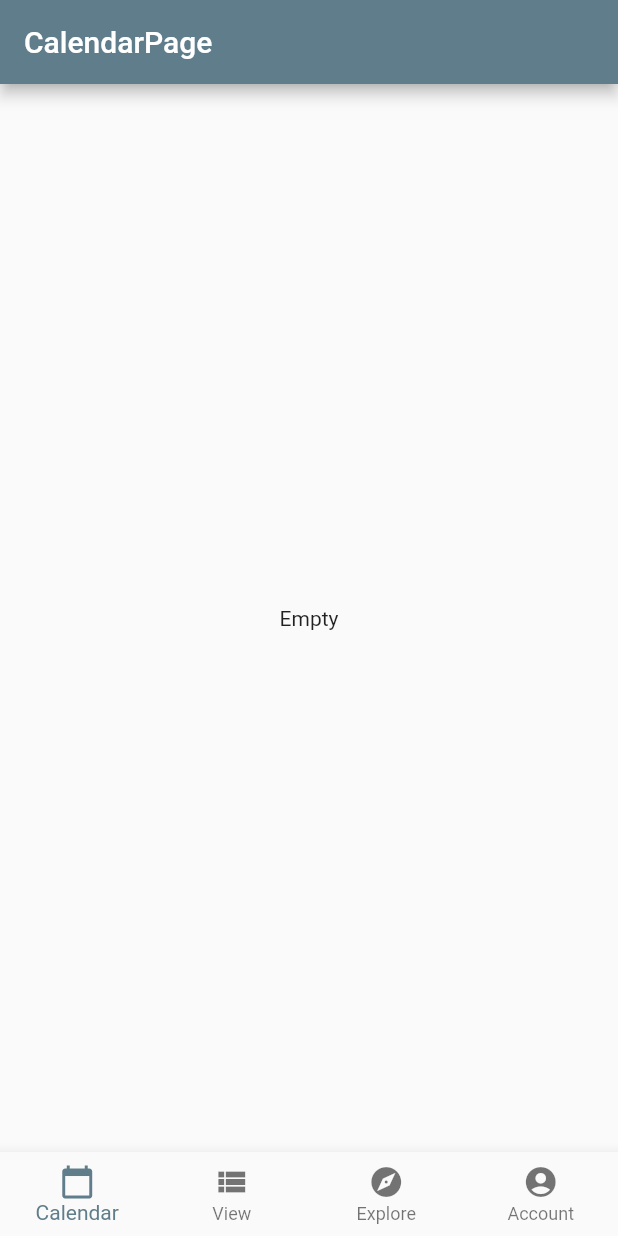
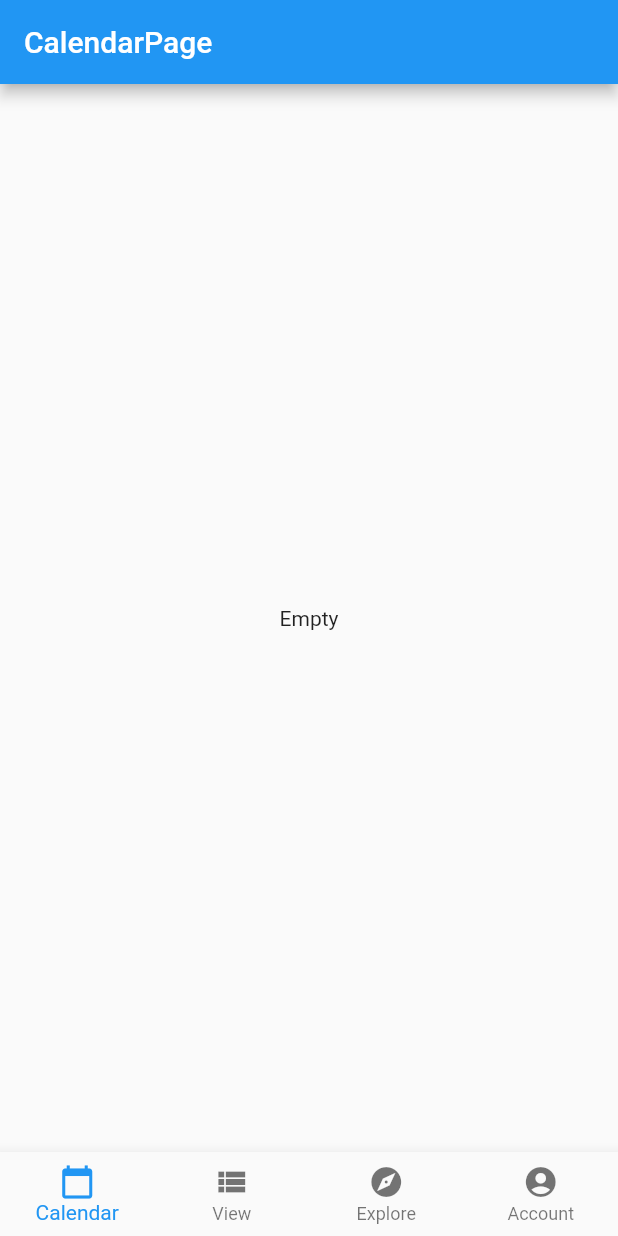
Before and after one commit to davidli218/W-Tasks, a Flutter app: the screen it shows after launch, on a phone screen of 412 x 824 dp. Run offline on Flutter 3.47's test engine with Material 2 defaults, Android fonts, the phone set to English and light mode, and no system bars.

Commit message:
Reset global ThemeData

```diff
--- a/lib/main.dart
+++ b/lib/main.dart
@@ -17,13 +17,9 @@ class MyApp extends StatelessWidget {
 
   @override
   Widget build(BuildContext context) {
-    return MaterialApp(
+    return const MaterialApp(
       title: 'W-Tasks',
-      theme: ThemeData(
-        primarySwatch: Colors.blueGrey,
-      ),
-      debugShowCheckedModeBanner: true,
-      home: const HomeScreen(),
+      home: HomeScreen(),
     );
   }
 }
```
